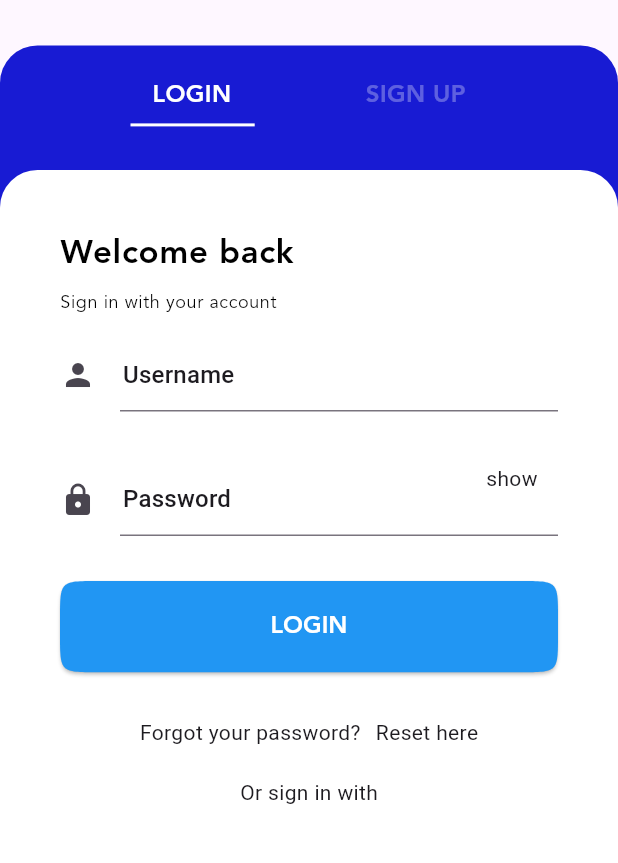
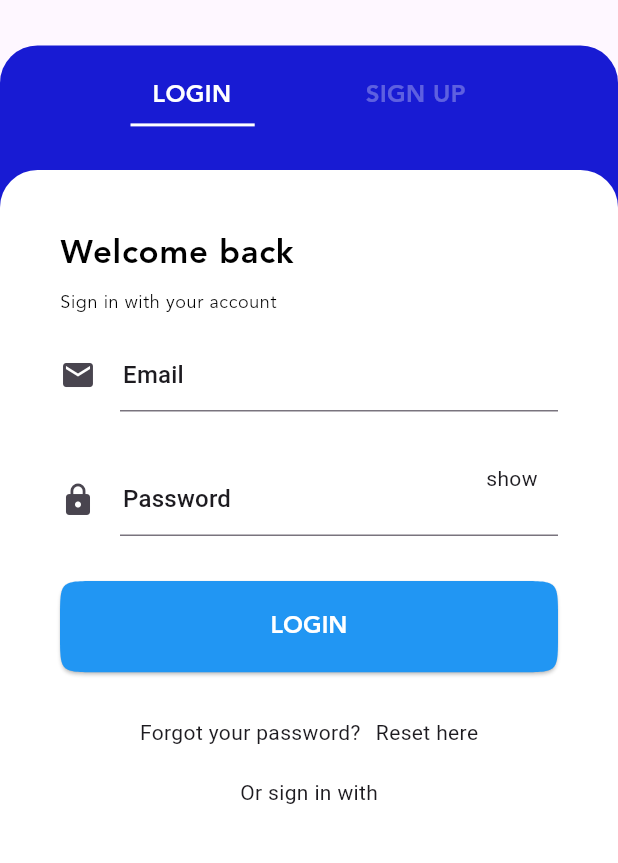
Before and after one commit to Kaspian021/Blog-Sys, a Flutter app: the SelectRegister screen opened directly, on a phone screen of 412 x 824 dp, the part 155-1018 px from its top. Run offline on Flutter 3.47's test engine with Material 3 defaults, Android fonts, the phone set to English and light mode, and no system bars; our stand-ins replace firebase_auth, firebase_core, flutter_spinkit, get, get_storage; accounts and stored records are empty; statements that could not run were skipped.

```diff
--- /dev/null
+++ b/lib/component/service_storage.dart
@@ -0,0 +1,9 @@
+class SaveToken {
+
+  SaveToken._();
+
+  static String token= 'token';
+  static String userName= 'username';
+
+
+}
--- a/lib/view/Screens/register&Login/login_screen.dart
+++ b/lib/view/Screens/register&Login/login_screen.dart
@@ -22,11 +22,11 @@ class _LoginScreenState extends State<LoginScreen>
     //animationController
     LoginAnimationScreen.animationController = AnimationController(
       vsync: this,
-      duration: Duration(seconds: 1),
+      duration: const Duration(seconds: 1),
     );
     LoginAnimationScreen.animationContainerLogin = Tween<Offset>(
-      begin: Offset(0, 1),
-      end: Offset(0, 0),
+      begin: const Offset(0, 1),
+      end: const Offset(0, 0),
     ).animate(
       CurvedAnimation(
         parent: LoginAnimationScreen.animationController,
@@ -47,7 +47,7 @@ class _LoginScreenState extends State<LoginScreen>
         child: Container(
           width: double.infinity,
           height: Get.height / 2.16,
-          decoration: BoxDecoration(
+          decoration: const BoxDecoration(
             color: Colors.white,
             borderRadius: BorderRadius.only(
               topLeft: Radius.circular(25),
@@ -68,7 +68,7 @@ class _LoginScreenState extends State<LoginScreen>
                           style: widget.textStyle.bodyLarge,
                         ),
                       ),
-                      SizedBox(height: 8),
+                      const SizedBox(height: 8),
                       Align(
                         alignment: Alignment.topLeft,
                         child: Text(
@@ -76,42 +76,43 @@ class _LoginScreenState extends State<LoginScreen>
                           style: widget.textStyle.bodySmall,
                         ),
                       ),
-                      SizedBox(height: 16),
+                      const SizedBox(height: 16),
+                      //Email
                       TextField(
                         onChanged: (value) {
-                          if(value.isNotEmpty){
-                            controller.username.value=true;
-                          }else{
-                            controller.username.value=false;
+                          if (value.isEmail) {
+                            controller.isEmailOk.value = true;
+                          } else {
+                            controller.isEmailOk.value = false;
                           }
                         },
                         style: widget.textStyle.titleSmall,
                         cursorHeight: 18,
                         cursorWidth: 1,
                         expands: false,
-                        controller: controller.textUserNameEditingController,
+                        controller: controller.textEmailEditingController,
                         decoration: InputDecoration(
-                          icon: controller.username.value? Icon(Icons.check,color: Colors.green,) :Icon(Icons.person),
+                          icon:
+                              controller.isEmailOk.value
+                                  ? const Icon(Icons.check, color: Colors.green)
+                                  : const Icon(Icons.email),
                           labelStyle: widget.textStyle.titleMedium,
-                          label: Text('Username'),
+                          label: const Text('Email'),
                           fillColor: Colors.black,
                           hoverColor: Colors.black,
-                          contentPadding: EdgeInsets.only(left: 2),
-                          hintFadeDuration: Duration(seconds: 1),
+                          contentPadding: const EdgeInsets.only(left: 2),
+                          hintFadeDuration: const Duration(seconds: 1),
                         ),
                       ),
-                      SizedBox(height: 35),
+                      const SizedBox(height: 35),
                       //password
                       TextField(
                         onChanged: (value) {
-
-                          if(value.isPassport){
-
-                            controller.isPassportOk.value=true;
-                          }else{
-                            controller.isPassportOk.value=false;
+                          if (value.isPassport) {
+                            controller.isPassportOk.value = true;
+                          } else {
+                            controller.isPassportOk.value = false;
                           }
-
                         },
 
                         obscureText: controller.obscureTextBool.value,
@@ -121,13 +122,16 @@ class _LoginScreenState extends State<LoginScreen>
                         expands: false,
                         controller: controller.textPasswordUPEditingController,
                         decoration: InputDecoration(
-                          icon: controller.isPassportOk.value? Icon(Icons.check,color: Colors.green,): Icon(Icons.lock),
+                          icon:
+                              controller.isPassportOk.value
+                                  ? const Icon(Icons.check, color: Colors.green)
+                                  : const Icon(Icons.lock),
                           labelStyle: widget.textStyle.titleMedium,
-                          label: Text('Password'),
+                          label: const Text('Password'),
                           fillColor: Colors.black,
                           hoverColor: Colors.black,
-                          contentPadding: EdgeInsets.only(left: 2),
-                          hintFadeDuration: Duration(seconds: 1),
+                          contentPadding: const EdgeInsets.only(left: 2),
+                          hintFadeDuration: const Duration(seconds: 1),
 
                           suffixIcon: InkWell(
                             onTap: () {
@@ -136,14 +140,23 @@ class _LoginScreenState extends State<LoginScreen>
                                   : controller.obscureTextBool.value = true;
                             },
                             child: Text(
-                              controller.obscureTextBool.value ? 'show' : 'Hide',
+                              controller.obscureTextBool.value
+                                  ? 'show'
+                                  : 'Hide',
                             ),
                           ),
                         ),
                       ),
-                      SizedBox(height: 30),
+                      const SizedBox(height: 30),
                       ElevatedButton(
-                        onPressed: () {},
+                        onPressed: () {
+                          if (controller.isEmailOk.value) {
+                            //create_account
+                            controller.signIngFirbaseWithEmailAndPassword();
+                          } else {
+                            Get.snackbar('Error', 'email nothing');
+                          }
+                        },
                         style: ButtonStyle(
                           fixedSize: WidgetStatePropertyAll(
                             Size(Get.width / 1.2, Get.height / 13.53),
@@ -154,8 +167,8 @@ class _LoginScreenState extends State<LoginScreen>
                           style: widget.textStyle.titleLarge,
                         ),
                       ),
-                      SizedBox(height: 30),
-                      Row(
+                      const SizedBox(height: 30),
+                      const Row(
                         mainAxisAlignment: MainAxisAlignment.center,
                         children: [
                           Text('Forgot your password?'),
@@ -163,8 +176,8 @@ class _LoginScreenState extends State<LoginScreen>
                           Text('Reset here'),
                         ],
                       ),
-                      SizedBox(height: 20),
-                      Text('Or sign in with'),
+                      const SizedBox(height: 20),
+                      const Text('Or sign in with'),
                     ],
                   ),
                 );
--- a/lib/view/Screens/register&Login/select_register.dart
+++ b/lib/view/Screens/register&Login/select_register.dart
@@ -32,12 +32,12 @@ class _SelectRegisterState extends State<SelectRegister>
   void initState() {
     controller = AnimationController(
       vsync: this,
-      duration: Duration(seconds: 1),
+      duration: const Duration(seconds: 1),
     );
 
     animationDivider = Tween<Offset>(
-      begin: Offset(-.2, 0),
-      end: Offset(.18, 0),
+      begin: const Offset(-.2, 0),
+      end: const Offset(.18, 0),
     ).animate(CurvedAnimation(parent: controller, curve: Curves.elasticInOut));
 
     super.initState();
@@ -50,17 +50,17 @@ class _SelectRegisterState extends State<SelectRegister>
     return SafeArea(
       child: Scaffold(
         body: SingleChildScrollView(
-          physics: AlwaysScrollableScrollPhysics(),
+          physics: const AlwaysScrollableScrollPhysics(),
           child: Column(
             mainAxisAlignment: MainAxisAlignment.spaceAround,
             children: [
-              SizedBox(height: 50),
+              const SizedBox(height: 50),
               Image.asset(Assets.images.logoBlog.path, scale: 2.5), //Image_Logo
-              SizedBox(height: 30),
+              const SizedBox(height: 30),
               //container_Login
               Container(
                 height: Get.height / 1.2,
-                decoration: BoxDecoration(
+                decoration: const BoxDecoration(
                   color: Color.fromARGB(255, 24, 27, 211),
                   borderRadius: BorderRadius.only(
                     topLeft: Radius.circular(25),
@@ -69,7 +69,7 @@ class _SelectRegisterState extends State<SelectRegister>
                 ),
                 child: Column(
                   children: [
-                    SizedBox(height: 10),
+                    const SizedBox(height: 10),
                     //select_login||signUP
                     Padding(
                       padding: const EdgeInsets.all(12.0),
@@ -150,7 +150,7 @@ class _SelectRegisterState extends State<SelectRegister>
                         ),
                       ),
                     ),
-                    SizedBox(height: 10),
+                    const SizedBox(height: 10),
                     //login_screen|| SignUpScreen
                     Obx(
                       () =>
```
Also changed, not shown: lib/controller/login_controller.dart (+64 -4 lines), lib/controller/register_controller.dart (+24 -3 lines), lib/view/Screens/StartScreens/splash_screen.dart (added, +72 -0 lines), lib/view/Screens/register&Login/register_screen.dart (+34 -27 lines).
